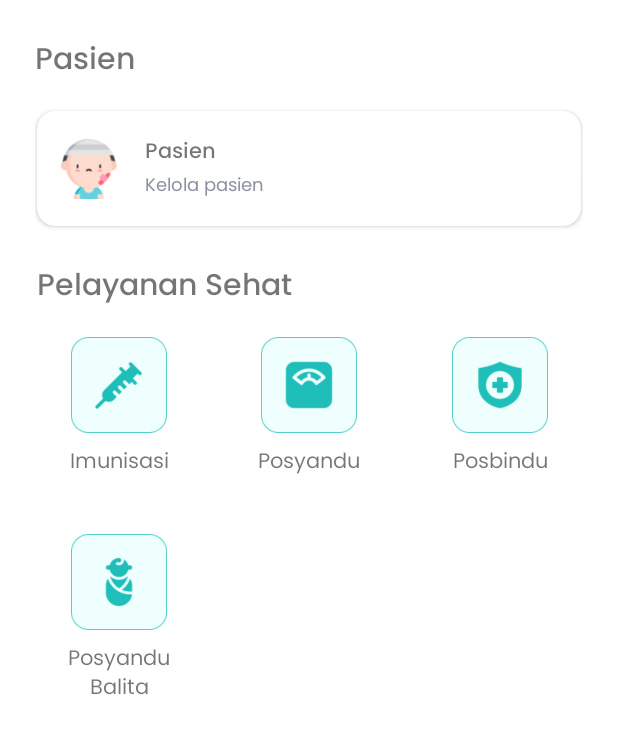
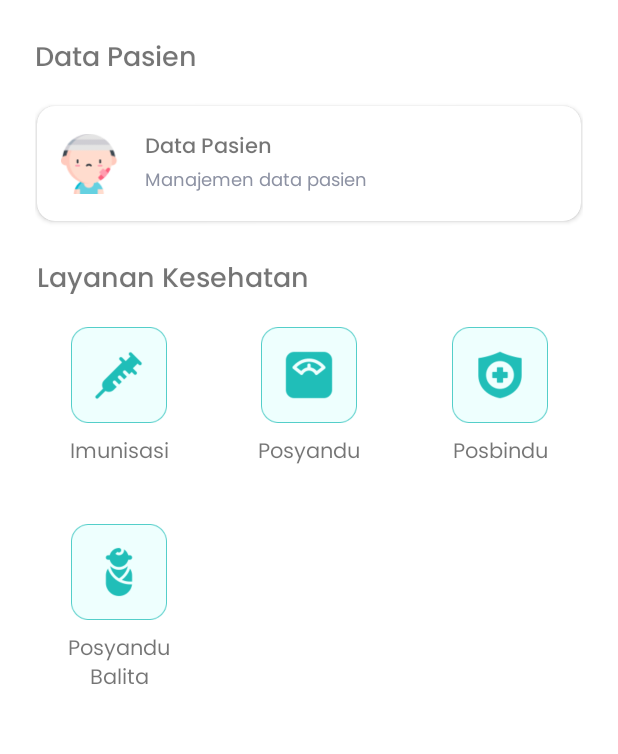
Before and after one commit to kurniawansaputra/simpus, an Android app: the HomeFragment screen opened directly, with no data from a screen before it, on a phone screen of 412 x 824 dp, the part 88-842 px from its top. Run offline under Robolectric (Android 15) with nearby library versions, the phone set to English and light mode, and no system bars.

Commit message:
Fix some code

```diff
--- a/app/src/main/res/layout/fragment_home.xml
+++ b/app/src/main/res/layout/fragment_home.xml
@@ -16,17 +16,19 @@
             android:id="@+id/imageView2"
             android:layout_width="125dp"
             android:layout_height="35dp"
+            android:contentDescription="@string/content_description"
             android:src="@drawable/ic_logo"
             app:layout_constraintStart_toStartOf="parent"
-            app:layout_constraintTop_toTopOf="parent" />
+            app:layout_constraintTop_toTopOf="parent"
+            tools:ignore="ImageContrastCheck" />
 
         <TextView
             android:id="@+id/labelPatient"
-            style="@style/TextView.PoppinsMedium20sp"
+            style="@style/TextView.PoppinsMedium18sp"
             android:layout_width="wrap_content"
             android:layout_height="wrap_content"
             android:layout_marginTop="24dp"
-            android:text="Pasien"
+            android:text="@string/data_patient"
             app:layout_constraintStart_toStartOf="parent"
             app:layout_constraintTop_toBottomOf="@+id/imageView2" />
 
@@ -55,7 +57,8 @@
                     android:src="@drawable/ic_patient"
                     app:layout_constraintBottom_toBottomOf="parent"
                     app:layout_constraintStart_toStartOf="parent"
-                    app:layout_constraintTop_toTopOf="parent" />
+                    app:layout_constraintTop_toTopOf="parent"
+                    tools:ignore="ImageContrastCheck" />
 
                 <androidx.constraintlayout.widget.ConstraintLayout
                     android:layout_width="0dp"
@@ -72,7 +75,7 @@
                         style="@style/TextView.PoppinsMedium14sp"
                         android:layout_width="0dp"
                         android:layout_height="wrap_content"
-                        android:text="Pasien"
+                        android:text="@string/data_patient"
                         app:layout_constraintEnd_toEndOf="parent"
                         app:layout_constraintStart_toStartOf="parent"
                         app:layout_constraintTop_toTopOf="parent" />
@@ -82,12 +85,13 @@
                         style="@style/TextView.PoppinsRegular12sp"
                         android:layout_width="0dp"
                         android:layout_height="wrap_content"
-                        android:text="Kelola pasien"
+                        android:text="@string/manage_patient"
                         android:textColor="#8D92A3"
                         app:layout_constraintBottom_toBottomOf="parent"
                         app:layout_constraintEnd_toEndOf="parent"
                         app:layout_constraintStart_toStartOf="parent"
-                        app:layout_constraintTop_toBottomOf="@+id/labelPatient2" />
+                        app:layout_constraintTop_toBottomOf="@+id/labelPatient2"
+                        tools:ignore="TextContrastCheck" />
 
                 </androidx.constraintlayout.widget.ConstraintLayout>
 
@@ -97,11 +101,11 @@
 
         <TextView
             android:id="@+id/labelHealthyService"
-            style="@style/TextView.PoppinsMedium20sp"
+            style="@style/TextView.PoppinsMedium18sp"
             android:layout_width="wrap_content"
             android:layout_height="wrap_content"
             android:layout_marginTop="24dp"
-            android:text="Pelayanan Sehat"
+            android:text="@string/health_service"
             app:layout_constraintStart_toStartOf="@+id/cardPatient"
             app:layout_constraintTop_toBottomOf="@+id/cardPatient" />
 
@@ -125,10 +129,12 @@
                 android:layout_height="64dp"
                 android:layout_marginStart="1dp"
                 android:layout_marginEnd="1dp"
+                android:contentDescription="@string/content_description"
                 android:src="@drawable/ic_immunization"
                 app:layout_constraintEnd_toEndOf="parent"
                 app:layout_constraintStart_toStartOf="parent"
-                app:layout_constraintTop_toTopOf="parent" />
+                app:layout_constraintTop_toTopOf="parent"
+                tools:ignore="ImageContrastCheck" />
 
             <TextView
                 android:id="@+id/labelImmunization"
@@ -136,7 +142,7 @@
                 android:layout_width="wrap_content"
                 android:layout_height="wrap_content"
                 android:layout_marginTop="8dp"
-                android:text="Imunisasi\n"
+                android:text="@string/immunization"
                 android:textAlignment="center"
                 app:layout_constraintEnd_toEndOf="@+id/ivImmunization"
                 app:layout_constraintStart_toStartOf="@+id/ivImmunization"
@@ -164,10 +170,12 @@
                 android:layout_height="64dp"
                 android:layout_marginStart="1dp"
                 android:layout_marginEnd="1dp"
+                android:contentDescription="@string/content_description"
                 android:src="@drawable/ic_posyandu"
                 app:layout_constraintEnd_toEndOf="parent"
                 app:layout_constraintStart_toStartOf="parent"
-                app:layout_constraintTop_toTopOf="parent" />
+                app:layout_constraintTop_toTopOf="parent"
+                tools:ignore="ImageContrastCheck" />
 
             <TextView
                 android:id="@+id/labelPosyandu"
@@ -175,7 +183,7 @@
                 android:layout_width="wrap_content"
                 android:layout_height="wrap_content"
                 android:layout_marginTop="8dp"
-                android:text="Posyandu\n"
+                android:text="@string/posyandu"
                 android:textAlignment="center"
                 app:layout_constraintEnd_toEndOf="@+id/ivPosyandu"
                 app:layout_constraintStart_toStartOf="@+id/ivPosyandu"
@@ -202,10 +210,12 @@
                 android:layout_height="64dp"
                 android:layout_marginStart="1dp"
                 android:layout_marginEnd="1dp"
+                android:contentDescription="@string/content_description"
                 android:src="@drawable/ic_posbindu"
                 app:layout_constraintEnd_toEndOf="parent"
                 app:layout_constraintStart_toStartOf="parent"
-                app:layout_constraintTop_toTopOf="parent" />
+                app:layout_constraintTop_toTopOf="parent"
+                tools:ignore="ImageContrastCheck" />
 
             <TextView
                 android:id="@+id/labelPosbindu"
@@ -213,7 +223,7 @@
                 android:layout_width="wrap_content"
                 android:layout_height="wrap_content"
                 android:layout_marginTop="8dp"
-                android:text="Posbindu\n"
+                android:text="@string/posbindu"
                 android:textAlignment="center"
                 app:layout_constraintEnd_toEndOf="@+id/ivPosbindu"
                 app:layout_constraintStart_toStartOf="@+id/ivPosbindu"
@@ -239,10 +249,12 @@
                 android:layout_height="64dp"
                 android:layout_marginStart="1dp"
                 android:layout_marginEnd="1dp"
+                android:contentDescription="@string/content_description"
                 android:src="@drawable/ic_posyandu_balita"
                 app:layout_constraintEnd_toEndOf="parent"
                 app:layout_constraintStart_toStartOf="parent"
-                app:layout_constraintTop_toTopOf="parent" />
+                app:layout_constraintTop_toTopOf="parent"
+                tools:ignore="ImageContrastCheck" />
 
             <TextView
                 android:id="@+id/labelPosyanduBalita"
@@ -250,7 +262,7 @@
                 android:layout_width="wrap_content"
                 android:layout_height="wrap_content"
                 android:layout_marginTop="8dp"
-                android:text="Posyandu\nBalita"
+                android:text="@string/posyandu_balita"
                 android:textAlignment="center"
                 app:layout_constraintEnd_toEndOf="@+id/ivPosyanduBalita"
                 app:layout_constraintStart_toStartOf="@+id/ivPosyanduBalita"
--- a/app/src/main/res/values/strings.xml
+++ b/app/src/main/res/values/strings.xml
@@ -9,4 +9,11 @@
     <string name="login">Login</string>
     <!-- TODO: Remove or change this placeholder text -->
     <string name="hello_blank_fragment">Hello blank fragment</string>
+    <string name="data_patient">Data Pasien</string>
+    <string name="manage_patient">Manajemen data pasien</string>
+    <string name="health_service">Layanan Kesehatan</string>
+    <string name="immunization">Imunisasi\n</string>
+    <string name="posyandu">Posyandu\n</string>
+    <string name="posbindu">Posbindu\n</string>
+    <string name="posyandu_balita">Posyandu\nBalita</string>
 </resources>
```
